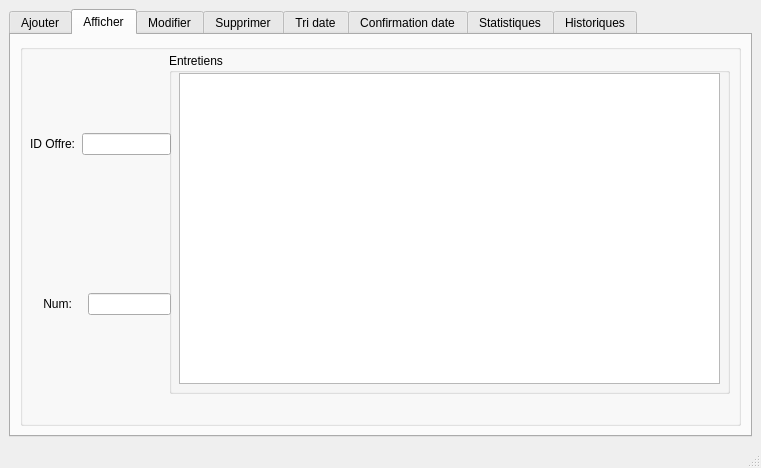
First picture: the form in mainwindow.ui, repository Medazizboughanmi31/Smart_recruiting_help_center_2A22, before the edit.
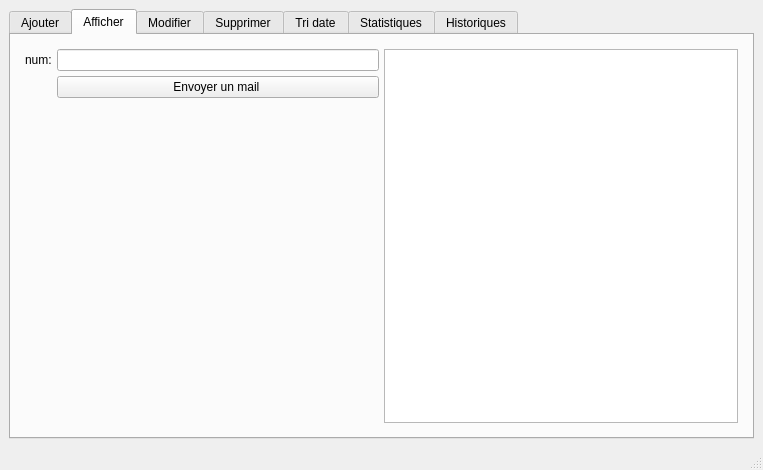
Second picture: the form after the edit. The open tabs and pages were chosen to show the change.

Patch:
```diff
--- a/mainwindow.ui
+++ b/mainwindow.ui
@@ -6,8 +6,8 @@
    <rect>
     <x>0</x>
     <y>0</y>
-    <width>761</width>
-    <height>468</height>
+    <width>763</width>
+    <height>470</height>
    </rect>
   </property>
   <property name="windowTitle">
@@ -140,79 +140,48 @@
         <string>Afficher</string>
        </attribute>
        <layout class="QGridLayout" name="gridLayout_3">
-        <item row="0" column="0">
-         <widget class="QGroupBox" name="groupBox">
-          <property name="title">
-           <string/>
+        <item row="0" column="1">
+         <layout class="QHBoxLayout" name="horizontalLayout_8">
+          <property name="spacing">
+           <number>5</number>
           </property>
-          <widget class="QWidget" name="gridWidget" native="true">
-           <property name="geometry">
-            <rect>
-             <x>10</x>
-             <y>20</y>
-             <width>141</width>
-             <height>161</height>
-            </rect>
-           </property>
-           <layout class="QGridLayout" name="gridLayout_6">
-            <item row="0" column="1">
-             <widget class="QLineEdit" name="offre_A"/>
-            </item>
-            <item row="0" column="0">
-             <widget class="QLabel" name="label_8">
-              <property name="text">
-               <string>ID Offre:</string>
-              </property>
-             </widget>
-            </item>
-           </layout>
-          </widget>
-          <widget class="QGroupBox" name="groupBox_2">
-           <property name="geometry">
-            <rect>
-             <x>149</x>
-             <y>9</y>
-             <width>561</width>
-             <height>341</height>
-            </rect>
-           </property>
-           <property name="title">
-            <string>Entretiens</string>
-           </property>
-           <widget class="QTableView" name="table_e">
-            <property name="geometry">
-             <rect>
-              <x>10</x>
-              <y>20</y>
-              <width>541</width>
-              <height>311</height>
-             </rect>
-            </property>
-           </widget>
-          </widget>
-          <widget class="QWidget" name="gridLayoutWidget">
-           <property name="geometry">
-            <rect>
-             <x>10</x>
-             <y>190</y>
-             <width>141</width>
-             <height>141</height>
-            </rect>
-           </property>
-           <layout class="QGridLayout" name="gridLayout_7">
+          <property name="leftMargin">
+           <number>5</number>
+          </property>
+          <property name="topMargin">
+           <number>5</number>
+          </property>
+          <property name="rightMargin">
+           <number>5</number>
+          </property>
+          <property name="bottomMargin">
+           <number>5</number>
+          </property>
+          <item>
+           <layout class="QFormLayout" name="formLayout_2">
             <item row="0" column="0">
              <widget class="QLabel" name="label_12">
               <property name="text">
-               <string>    Num:   </string>
+               <string>num:</string>
               </property>
              </widget>
             </item>
             <item row="0" column="1">
              <widget class="QLineEdit" name="num_A"/>
             </item>
+            <item row="1" column="1">
+             <widget class="QPushButton" name="pushButton">
+              <property name="text">
+               <string>Envoyer un mail </string>
+              </property>
+             </widget>
+            </item>
            </layout>
-          </widget>
-         </widget>
+          </item>
+          <item>
+           <widget class="QTableView" name="table_e"/>
+          </item>
+         </layout>
         </item>
        </layout>
       </widget>
@@ -322,40 +291,32 @@
        </attribute>
        <layout class="QVBoxLayout" name="verticalLayout_3">
         <item>
-         <widget class="QTableView" name="tri"/>
-        </item>
-       </layout>
-      </widget>
-      <widget class="QWidget" name="tab_6">
-       <attribute name="title">
-        <string>Confirmation date</string>
-       </attribute>
-       <layout class="QVBoxLayout" name="verticalLayout_4">
-        <item>
-         <widget class="QLabel" name="label_18">
-          <property name="text">
-           <string>email:</string>
-          </property>
-         </widget>
-        </item>
-        <item>
-         <widget class="QLineEdit" name="Email_C"/>
-        </item>
-        <item>
-         <widget class="QTextBrowser" name="mail">
-          <property name="html">
-           <string>&lt;!DOCTYPE HTML PUBLIC &quot;-//W3C//DTD HTML 4.0//EN&quot; &quot;http://www.w3.org/TR/REC-html40/strict.dtd&quot;&gt;
-&lt;html&gt;&lt;head&gt;&lt;meta name=&quot;qrichtext&quot; content=&quot;1&quot; /&gt;&lt;style type=&quot;text/css&quot;&gt;
-p, li { white-space: pre-wrap; }
-&lt;/style&gt;&lt;/head&gt;&lt;body style=&quot; font-family:'MS Shell Dlg 2'; font-size:8.25pt; font-weight:400; font-style:normal;&quot;&gt;
-&lt;p style=&quot; margin-top:0px; margin-bottom:0px; margin-left:0px; margin-right:0px; -qt-block-indent:0; text-indent:0px;&quot;&gt;&lt;span style=&quot; font-family:'MS Shell Dlg 2'; font-size:12pt;&quot;&gt;Bonjour Mr\Mm,&lt;/span&gt;&lt;/p&gt;
-&lt;p style=&quot;-qt-paragraph-type:empty; margin-top:0px; margin-bottom:0px; margin-left:0px; margin-right:0px; -qt-block-indent:0; text-indent:0px; font-family:'MS Shell Dlg 2'; font-size:12pt;&quot;&gt;&lt;br /&gt;&lt;/p&gt;
-&lt;p style=&quot; margin-top:0px; margin-bottom:0px; margin-left:0px; margin-right:0px; -qt-block-indent:0; text-indent:0px;&quot;&gt;&lt;span style=&quot; font-family:'MS Shell Dlg 2'; font-size:12pt;&quot;&gt;	Je vous confirme la date de votre entretien prévue le &amp;quot;&amp;quot; avec l'entreprise &amp;quot;&amp;quot; aura lieu dans deux jours . &lt;/span&gt;&lt;/p&gt;
-&lt;p style=&quot; margin-top:0px; margin-bottom:0px; margin-left:0px; margin-right:0px; -qt-block-indent:0; text-indent:0px;&quot;&gt;&lt;span style=&quot; font-family:'MS Shell Dlg 2'; font-size:12pt;&quot;&gt;	Soyer à l'heure et bonne chance à vous  .&lt;/span&gt;&lt;/p&gt;
-&lt;p style=&quot; margin-top:0px; margin-bottom:0px; margin-left:0px; margin-right:0px; -qt-block-indent:0; text-indent:0px;&quot;&gt;&lt;span style=&quot; font-family:'MS Shell Dlg 2'; font-size:12pt;&quot;&gt;				&lt;/span&gt;&lt;/p&gt;
-&lt;p style=&quot; margin-top:0px; margin-bottom:0px; margin-left:0px; margin-right:0px; -qt-block-indent:0; text-indent:0px;&quot;&gt;&lt;span style=&quot; font-family:'MS Shell Dlg 2'; font-size:12pt;&quot;&gt;				&lt;/span&gt;&lt;/p&gt;&lt;/body&gt;&lt;/html&gt;</string>
-          </property>
-         </widget>
+         <layout class="QGridLayout" name="gridLayout_6">
+          <item row="0" column="1">
+           <widget class="QLineEdit" name="offre_A"/>
+          </item>
+          <item row="0" column="0">
+           <widget class="QLabel" name="label_8">
+            <property name="text">
+             <string>offre:</string>
+            </property>
+           </widget>
+          </item>
+          <item row="3" column="2">
+           <widget class="QPushButton" name="Alerte">
+            <property name="text">
+             <string>Alerte</string>
+            </property>
+           </widget>
+          </item>
+          <item row="1" column="1">
+           <layout class="QVBoxLayout" name="verticalLayout_6">
+            <item>
+             <widget class="QTableView" name="tri"/>
+            </item>
+           </layout>
+          </item>
+         </layout>
         </item>
        </layout>
       </widget>
```
Left out of the diff: 86 changed lines with no effect on the pictures.
